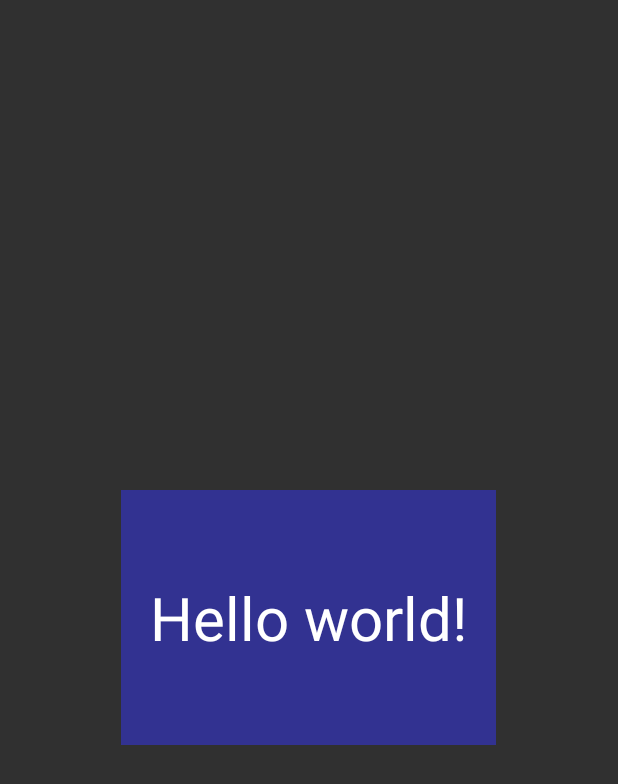
After one commit to Aquila63/TrinderAndroid, an Android app: the layout card_view.xml on its own in the app's theme, with its tools: preview values and no code run, on a phone screen of 412 x 824 dp. The commit adds this screen. Shown: the top 784 px of the screen. Run offline under Robolectric (Android 15) with nearby library versions, the phone set to English and light mode, and no system bars.

Commit message:
Added in swipe cards to the main activity java file along with relevant xml files.

```diff
--- a/app/build.gradle
+++ b/app/build.gradle
@@ -24,4 +24,6 @@ dependencies {
     compile 'com.android.support:appcompat-v7:21.0.3'
     compile 'com.android.support:recyclerview-v7:21.0.+'
     compile 'com.loopj.android:android-async-http:1.4.5'
+    compile 'com.lorentzos.swipecards:library:1.0.8@aar'
+    compile 'com.jakewharton:butterknife:5.1.2'
 }
--- /dev/null
+++ b/app/src/main/res/layout/card_view.xml
@@ -0,0 +1,35 @@
+<?xml version="1.0" encoding="utf-8"?>
+<FrameLayout xmlns:android="http://schemas.android.com/apk/res/android"
+    xmlns:tools="http://schemas.android.com/tools"
+    android:layout_gravity="center"
+    android:layout_width="250dp"
+    android:layout_height="170dp">
+
+    <TextView
+        android:id="@+id/helloText"
+        android:textSize="40sp"
+        android:textColor="@android:color/white"
+        android:background="#E339"
+        android:gravity="center"
+        tools:text="@string/hello_world"
+        android:layout_width="match_parent"
+        android:layout_height="match_parent" />
+
+    <View
+        android:id="@+id/item_swipe_left_indicator"
+        android:alpha="0"
+        android:layout_width="20dp"
+        android:layout_height="20dp"
+        android:layout_margin="10dp"
+        android:background="#A5F" />
+
+    <View
+        android:id="@+id/item_swipe_right_indicator"
+        android:alpha="0"
+        android:layout_width="20dp"
+        android:layout_height="20dp"
+        android:layout_margin="10dp"
+        android:layout_gravity="right"
+        android:background="#5AF" />
+
+</FrameLayout>
```
Also changed, not shown: app/src/main/java/dave/example/com/trinder/MainActivity.java (+104 -0 lines), app/src/main/java/dave/example/com/trinder/SwipeCardsFragment.java (added, +30 -0 lines), app/src/main/res/layout/activity_main.xml (+9 -0 lines), app/src/main/res/layout/buttons.xml (added, +24 -0 lines), app/src/main/res/layout/fragment_swipe_cards.xml (added, +15 -0 lines), 1 other file.
